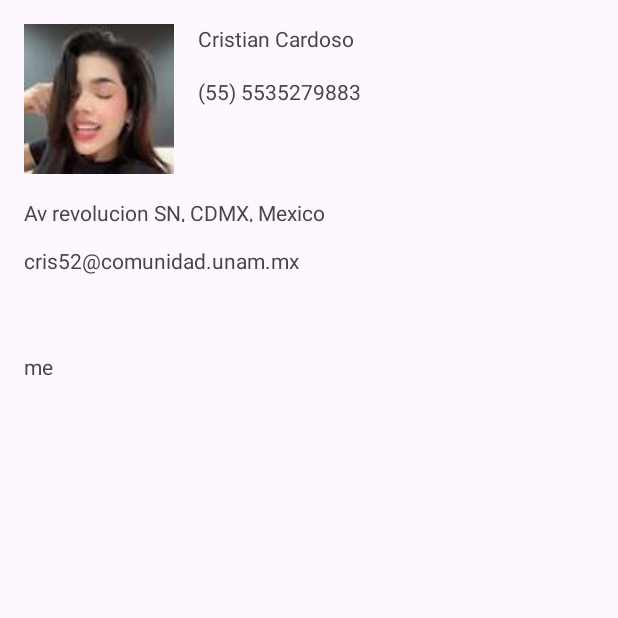
After one commit to CristianCardosoA/AndroidFCA24-1, an Android app: the DetalleActivity screen opened directly, with no data from a screen before it, on a phone screen of 412 x 824 dp, the top half of it. The commit adds this screen. Run offline under Robolectric (Android 15) with nearby library versions, the phone set to English and light mode, and no system bars.

Commit message:
Avance con listas entre actividades

```diff
--- a/Listas2/app/build.gradle.kts
+++ b/Listas2/app/build.gradle.kts
@@ -26,6 +26,9 @@ android {
         sourceCompatibility = JavaVersion.VERSION_1_8
         targetCompatibility = JavaVersion.VERSION_1_8
     }
+    buildFeatures {
+        viewBinding = true
+    }
 }
 
 dependencies {
@@ -33,6 +36,8 @@ dependencies {
     implementation("androidx.appcompat:appcompat:1.6.1")
     implementation("com.google.android.material:material:1.11.0")
     implementation("androidx.constraintlayout:constraintlayout:2.1.4")
+    implementation("androidx.navigation:navigation-fragment:2.6.0")
+    implementation("androidx.navigation:navigation-ui:2.6.0")
     testImplementation("junit:junit:4.13.2")
     androidTestImplementation("androidx.test.ext:junit:1.1.5")
     androidTestImplementation("androidx.test.espresso:espresso-core:3.5.1")
--- a/Listas2/app/src/main/AndroidManifest.xml
+++ b/Listas2/app/src/main/AndroidManifest.xml
@@ -12,6 +12,7 @@
         android:supportsRtl="true"
         android:theme="@style/Theme.Listas"
         tools:targetApi="31">
+        <activity android:name=".DetalleActivity" />
         <activity
             android:name=".MainActivity"
             android:exported="true">
--- a/Listas2/app/src/main/java/mx/fca/listas/Adaptador.java
+++ b/Listas2/app/src/main/java/mx/fca/listas/Adaptador.java
@@ -32,6 +32,7 @@ public class Adaptador extends RecyclerView.Adapter<VistaHolder> {
         holder.txvNombre.setText(contacto.nombre);
         holder.txvTelefono.setText(contacto.telefono);
         holder.imgFotografia.setImageResource(contacto.fotografia);
+        holder.setContact(contacto);
     }
 
     @Override
--- a/Listas2/app/src/main/java/mx/fca/listas/Contacto.java
+++ b/Listas2/app/src/main/java/mx/fca/listas/Contacto.java
@@ -1,6 +1,8 @@
 package mx.fca.listas;
 
 public class Contacto {
+
+    long id;
 
     String nombre;
     String telefono;
@@ -16,6 +18,7 @@ public class Contacto {
     String direccion;
 
     public Contacto(
+            long id,
             String nombre,
             String telefono,
             String etiqueta,
@@ -24,6 +27,7 @@ public class Contacto {
             String correo2,
             String direccion
     ) {
+        this.id = id;
         this.nombre = nombre;
         this.telefono = telefono;
         this.etiqueta = etiqueta;
--- a/Listas2/app/src/main/java/mx/fca/listas/Contactos.java
+++ b/Listas2/app/src/main/java/mx/fca/listas/Contactos.java
@@ -4,30 +4,34 @@ public class Contactos {
 
     public static Contacto [] all = {
             new Contacto(
+                    1,
                     "Cristian Cardoso",
                     "(55) 5535279883",
                     "me",
-                    0,
+                    R.mipmap.kenia,
                     "cris52@comunidad.unam.mx",
                     "",
                     "Av revolucion SN, CDMX, Mexico"),
             new Contacto(
+                    2,
                     "La bebesita",
                     "(55) 5535279884",
                     "her",
-                    0,
+                    R.mipmap.kenia,
                     "beiby@bebe.mx",
                     "",
                     "Tepito, CDMX, Mexico"),
             new Contacto(
+                    3,
                     "Claudia Shein",
                     "(55) 55352798080",
                     "delegada",
-                    0,
+                    R.mipmap.kenia,
                     "vota@moreina.mx",
                     "",
                     "Reforma, Col. Centro, CDMX, Mexico"),
             new Contacto(
+                    4,
                     "Kenia OS",
                     "",
                     "la mejor",
@@ -36,4 +40,13 @@ public class Contactos {
                     "contacto@kenia.os",
                     "Reforma, Col. Centro, CDMX, Mexico")
     };
+
+    public static Contacto getContacto(long id) {
+        for(int i = 0; i < Contactos.all.length - 1; i++) {
+            if (Contactos.all[i].id == id){
+                return Contactos.all[i];
+            }
+        }
+        return null;
+    }
 }
--- /dev/null
+++ b/Listas2/app/src/main/java/mx/fca/listas/DetalleActivity.java
@@ -0,0 +1,51 @@
+package mx.fca.listas;
+
+import androidx.appcompat.app.AppCompatActivity;
+import android.os.Bundle;
+import android.widget.ImageView;
+import android.widget.TextView;
+
+public class DetalleActivity extends AppCompatActivity {
+
+    Contacto contacto;
+
+    TextView txvNombre;
+    TextView txvDireccion;
+
+    TextView txvTelefono;
+
+    TextView txvEtiquetas;
+
+    TextView txvCorreo1;
+
+    TextView txvCorreo2;
+
+    ImageView imgPic;
+
+    @Override
+    protected void onCreate(Bundle savedInstanceState) {
+        super.onCreate(savedInstanceState);
+        setContentView(R.layout.activity_detalle);
+
+        txvTelefono = findViewById(R.id.txvTelefono);
+        txvNombre = findViewById(R.id.txvNombre);
+        txvCorreo1 = findViewById(R.id.txvCorreo);
+        txvDireccion = findViewById(R.id.txvDireccion);
+        txvCorreo2 = findViewById(R.id.txvCorreo2);
+        txvEtiquetas = findViewById(R.id.txvEtiquetas);
+        imgPic = findViewById(R.id.imgFotografia);
+
+        long id = getIntent().getLongExtra("CONTACTO_ID", 1);
+        this.contacto = Contactos.getContacto(id);
+
+        if (contacto != null) {
+            this.txvTelefono.setText(contacto.telefono);
+            this.txvNombre.setText(contacto.nombre);
+            this.txvCorreo1.setText(contacto.correo);
+            this.txvCorreo2.setText(contacto.correo2);
+            this.txvEtiquetas.setText(contacto.etiqueta);
+            this.txvDireccion.setText(contacto.direccion);
+            this.imgPic.setImageResource(contacto.fotografia);
+        }
+    }
+}
--- /dev/null
+++ b/Listas2/app/src/main/res/layout/activity_detalle.xml
@@ -0,0 +1,90 @@
+<?xml version="1.0" encoding="utf-8"?>
+<androidx.constraintlayout.widget.ConstraintLayout xmlns:android="http://schemas.android.com/apk/res/android"
+    xmlns:app="http://schemas.android.com/apk/res-auto"
+    xmlns:tools="http://schemas.android.com/tools"
+    android:layout_width="match_parent"
+    android:layout_height="match_parent"
+    tools:context=".DetalleActivity">
+
+    <ImageView
+        android:id="@+id/imgFotografia"
+        android:layout_width="100dp"
+        android:layout_height="100dp"
+        android:layout_marginStart="16dp"
+        android:layout_marginTop="16dp"
+        app:layout_constraintStart_toStartOf="parent"
+        app:layout_constraintTop_toTopOf="parent"
+        tools:srcCompat="@tools:sample/avatars" />
+
+    <TextView
+        android:id="@+id/txvNombre"
+        android:layout_width="0dp"
+        android:layout_height="wrap_content"
+        android:layout_marginStart="16dp"
+        android:layout_marginTop="16dp"
+        android:layout_marginEnd="16dp"
+        android:text="Nombre"
+        app:layout_constraintEnd_toEndOf="parent"
+        app:layout_constraintStart_toEndOf="@+id/imgFotografia"
+        app:layout_constraintTop_toTopOf="parent" />
+
+    <TextView
+        android:id="@+id/txvTelefono"
+        android:layout_width="0dp"
+        android:layout_height="wrap_content"
+        android:layout_marginStart="16dp"
+        android:layout_marginTop="16dp"
+        android:layout_marginEnd="16dp"
+        android:text="Telefono"
+        app:layout_constraintEnd_toEndOf="parent"
+        app:layout_constraintStart_toEndOf="@+id/imgFotografia"
+        app:layout_constraintTop_toBottomOf="@+id/txvNombre" />
+
+    <TextView
+        android:id="@+id/txvDireccion"
+        android:layout_width="0dp"
+        android:layout_height="16dp"
+        android:layout_marginStart="16dp"
+        android:layout_marginTop="16dp"
+        android:layout_marginEnd="16dp"
+        android:text="Direccion"
+        app:layout_constraintEnd_toEndOf="parent"
+        app:layout_constraintStart_toStartOf="parent"
+        app:layout_constraintTop_toBottomOf="@+id/imgFotografia" />
+
+    <TextView
+        android:id="@+id/txvCorreo"
+        android:layout_width="0dp"
+        android:layout_height="wrap_content"
+        android:layout_marginStart="16dp"
+        android:layout_marginTop="16dp"
+        android:layout_marginEnd="16dp"
+        android:text="Correo"
+        app:layout_constraintEnd_toEndOf="parent"
+        app:layout_constraintStart_toStartOf="parent"
+        app:layout_constraintTop_toBottomOf="@+id/txvDireccion" />
+
+    <TextView
+        android:id="@+id/txvCorreo2"
+        android:layout_width="0dp"
+        android:layout_height="wrap_content"
+        android:layout_marginStart="16dp"
+        android:layout_marginTop="16dp"
+        android:layout_marginEnd="16dp"
+        android:text="Correo 2"
+        app:layout_constraintEnd_toEndOf="parent"
+        app:layout_constraintStart_toStartOf="parent"
+        app:layout_constraintTop_toBottomOf="@+id/txvCorreo" />
+
+    <TextView
+        android:id="@+id/txvEtiquetas"
+        android:layout_width="0dp"
+        android:layout_height="wrap_content"
+        android:layout_marginStart="16dp"
+        android:layout_marginTop="16dp"
+        android:layout_marginEnd="16dp"
+        android:text="Etiquetas"
+        app:layout_constraintEnd_toEndOf="parent"
+        app:layout_constraintStart_toStartOf="parent"
+        app:layout_constraintTop_toBottomOf="@+id/txvCorreo2" />
+</androidx.constraintlayout.widget.ConstraintLayout>
--- /dev/null
+++ b/Listas2/app/src/main/res/values-land/dimens.xml
@@ -0,0 +1,3 @@
+<resources>
+    <dimen name="fab_margin">48dp</dimen>
+</resources>
--- a/Listas2/app/src/main/res/values-night/themes.xml
+++ b/Listas2/app/src/main/res/values-night/themes.xml
@@ -13,4 +13,9 @@
         <item name="android:statusBarColor">?attr/colorPrimaryVariant</item>
         <!-- Customize your theme here. -->
     </style>
+    <!-- Base application theme. -->
+    <style name="Base.Theme.Listas" parent="Theme.Material3.DayNight.NoActionBar">
+        <!-- Customize your dark theme here. -->
+        <!-- <item name="colorPrimary">@color/my_dark_primary</item> -->
+    </style>
 </resources>
--- /dev/null
+++ b/Listas2/app/src/main/res/values-v23/themes.xml
@@ -0,0 +1,9 @@
+<resources xmlns:tools="http://schemas.android.com/tools">
+
+    <style name="Theme.Listas" parent="Base.Theme.Listas">
+        <!-- Transparent system bars for edge-to-edge. -->
+        <item name="android:navigationBarColor">@android:color/transparent</item>
+        <item name="android:statusBarColor">@android:color/transparent</item>
+        <item name="android:windowLightStatusBar">?attr/isLightTheme</item>
+    </style>
+</resources>
--- /dev/null
+++ b/Listas2/app/src/main/res/values-w1240dp/dimens.xml
@@ -0,0 +1,3 @@
+<resources>
+    <dimen name="fab_margin">200dp</dimen>
+</resources>
--- /dev/null
+++ b/Listas2/app/src/main/res/values-w600dp/dimens.xml
@@ -0,0 +1,3 @@
+<resources>
+    <dimen name="fab_margin">48dp</dimen>
+</resources>
--- /dev/null
+++ b/Listas2/app/src/main/res/values/dimens.xml
@@ -0,0 +1,3 @@
+<resources>
+    <dimen name="fab_margin">16dp</dimen>
+</resources>
--- a/Listas2/app/src/main/res/values/themes.xml
+++ b/Listas2/app/src/main/res/values/themes.xml
@@ -13,4 +13,9 @@
         <item name="android:statusBarColor">?attr/colorPrimaryVariant</item>
         <!-- Customize your theme here. -->
     </style>
+    <!-- Base application theme. -->
+    <style name="Base.Theme.Listas" parent="Theme.Material3.DayNight.NoActionBar">
+        <!-- Customize your light theme here. -->
+        <!-- <item name="colorPrimary">@color/my_light_primary</item> -->
+    </style>
 </resources>
```
Also changed, not shown: Listas2/app/src/main/java/mx/fca/listas/VistaHolder.java (+15 -0 lines), Listas2/app/src/main/res/navigation/nav_graph.xml (added, +28 -0 lines), Listas2/app/src/main/res/values/strings.xml (+43 -0 lines).
